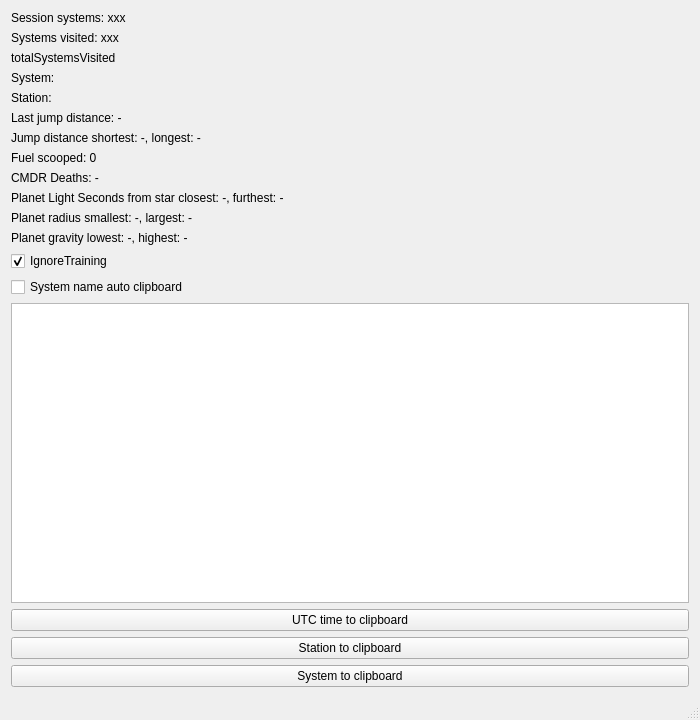
Before: the Qt Designer form mainwindow.ui in SnakeManPMC/elite-EliteLog, drawn with Qt 5.
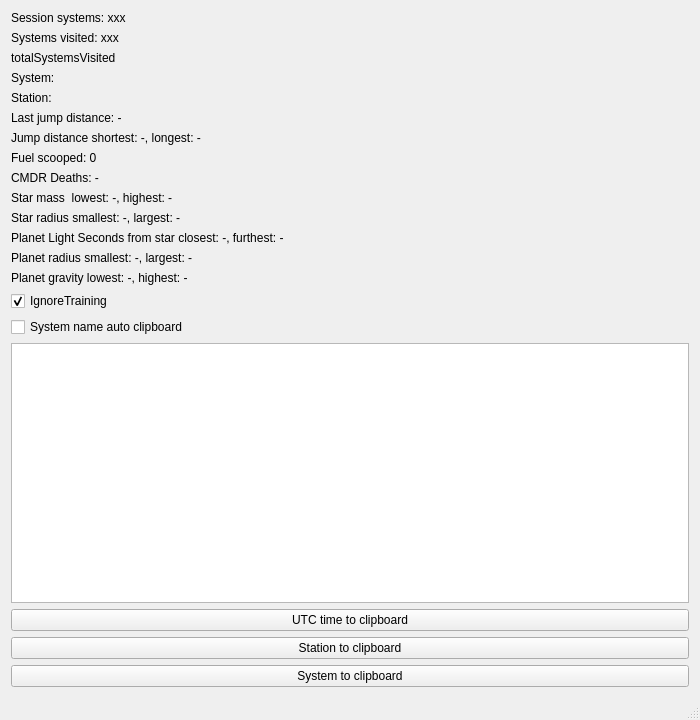
After: the same form once the commit is applied.

Commit message: Star mass/radius highscores added.

```diff
--- a/mainwindow.ui
+++ b/mainwindow.ui
@@ -78,6 +78,20 @@
       </property>
      </widget>
     </item>
+    <item>
+     <widget class="QLabel" name="StarMassRecords">
+      <property name="text">
+       <string>Star mass  lowest: -, highest: -</string>
+      </property>
+     </widget>
+    </item>
+    <item>
+     <widget class="QLabel" name="StarRadiusRecords">
+      <property name="text">
+       <string>Star radius smallest: -, largest: -</string>
+      </property>
+     </widget>
+    </item>
     <item>
      <widget class="QLabel" name="DistanceLSRecords">
       <property name="text">
```
The commit also changes 2 other files.
